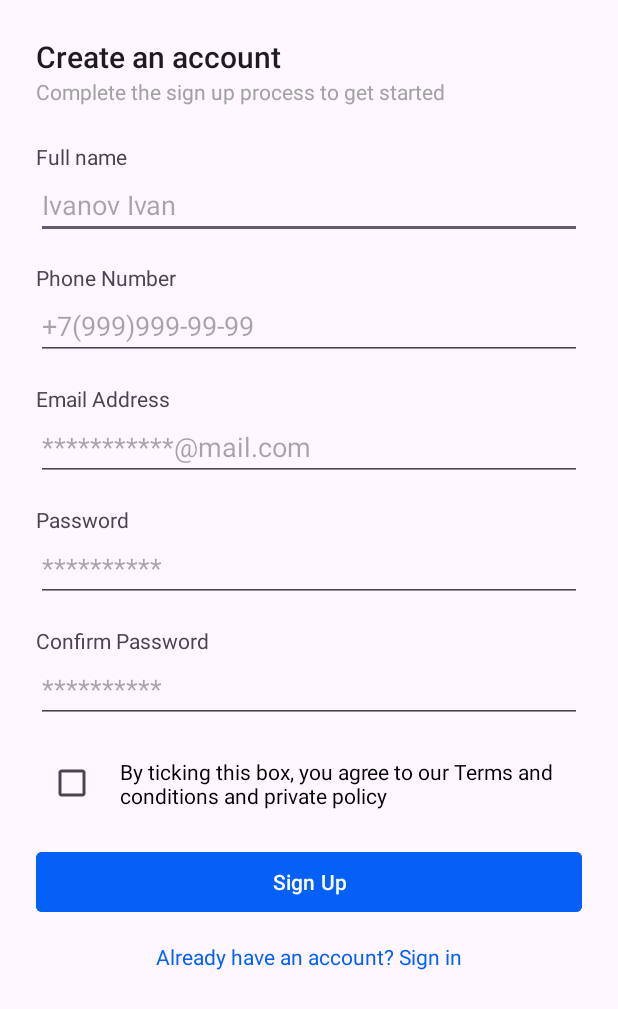
After one commit to Sashakvakin/Sessia1, an Android app: the layout activity_session2.xml on its own in the app's theme, with its tools: preview values and no code run, on a phone screen of 412 x 824 dp. The commit adds this screen. Shown: the top 1009 px of the screen. Run offline under Robolectric (Android 15) with nearby library versions, the phone set to English and light mode, and no system bars.

Commit message:
add session2

```diff
--- a/app/src/main/AndroidManifest.xml
+++ b/app/src/main/AndroidManifest.xml
@@ -13,10 +13,7 @@
         android:theme="@style/Theme.Sas1601"
         tools:targetApi="31">
         <activity
-            android:name=".MainActivity3"
-            android:exported="false" />
-        <activity
-            android:name=".MainActivity2"
+            android:name=".Session2Activity"
             android:exported="false" />
         <activity
             android:name=".SplashScreenActivity"
--- a/app/src/main/java/com/example/sas1601/MainActivity.kt
+++ b/app/src/main/java/com/example/sas1601/MainActivity.kt
@@ -1,5 +1,6 @@
 package com.example.sas1601
 
+import android.content.Intent
 import android.os.Bundle
 import android.text.SpannableString
 import android.text.TextPaint
@@ -67,6 +68,11 @@ class MainActivity : AppCompatActivity() {
             }
             showNextOnboardingItem()
         }
+
+        signUpButton.setOnClickListener {
+            val intent = Intent(this, Session2Activity::class.java)
+            startActivity(intent)
+        }
     }
 
     private fun setupOnboardingQueue() {
@@ -106,7 +112,7 @@ class MainActivity : AppCompatActivity() {
                 skipButton.visibility = View.GONE
                 signUpButton.visibility = View.VISIBLE
                 signInTextView.visibility = View.VISIBLE
-                setClickableSignInText() // Делаем текст "Sign in" кликабельным
+                setClickableSignInText()
 
             } else {
                 nextButton.visibility = View.VISIBLE
@@ -115,8 +121,6 @@ class MainActivity : AppCompatActivity() {
                 signInTextView.visibility = View.GONE
             }
 
-        } else {
-            finish()
         }
     }
 
--- /dev/null
+++ b/app/src/main/java/com/example/sas1601/Session2.kt
@@ -0,0 +1,51 @@
+package com.example.sas1601
+
+import android.os.Bundle
+import android.widget.Button
+import android.widget.EditText
+import android.widget.TextView
+import androidx.activity.enableEdgeToEdge
+import androidx.appcompat.app.AppCompatActivity
+import androidx.core.view.ViewCompat
+import androidx.core.view.WindowInsetsCompat
+
+class Session2Activity : AppCompatActivity() {
+
+    private lateinit var fullNameEditText: EditText
+    private lateinit var phoneEditText: EditText
+    private lateinit var emailEditText: EditText
+    private lateinit var passwordEditText: EditText
+    private lateinit var confirmPasswordEditText: EditText
+    private lateinit var signUpButton: Button
+    private lateinit var signInTextView: TextView
+
+    override fun onCreate(savedInstanceState: Bundle?) {
+        super.onCreate(savedInstanceState)
+        enableEdgeToEdge()
+        setContentView(R.layout.activity_session2)
+        ViewCompat.setOnApplyWindowInsetsListener(findViewById(R.id.main)) { v, insets ->
+            val systemBars = insets.getInsets(WindowInsetsCompat.Type.systemBars())
+            v.setPadding(systemBars.left, systemBars.top, systemBars.right, systemBars.bottom)
+            insets
+        }
+        // Initialize UI elements
+        fullNameEditText = findViewById(R.id.fullNameEditText)
+        phoneEditText = findViewById(R.id.phoneEditText)
+        emailEditText = findViewById(R.id.emailEditText)
+        passwordEditText = findViewById(R.id.passwordEditText)
+        confirmPasswordEditText = findViewById(R.id.confirmPasswordEditText)
+        signUpButton = findViewById(R.id.signUpButton)
+        signInTextView = findViewById(R.id.signInTextView)
+
+        // Setup click listener for sign-up button
+        signUpButton.setOnClickListener {
+            // Тут можно добавить логику обработки регистрации
+            // Например, проверку полей, отправку данных на сервер
+            // и т.д.
+        }
+        // Setup click listener for sign-in text
+        signInTextView.setOnClickListener {
+            // Тут можно добавить логику для перехода на экран входа
+        }
+    }
+}
--- /dev/null
+++ b/app/src/main/res/layout/activity_session2.xml
@@ -0,0 +1,173 @@
+<?xml version="1.0" encoding="utf-8"?>
+<androidx.constraintlayout.widget.ConstraintLayout xmlns:android="http://schemas.android.com/apk/res/android"
+    xmlns:app="http://schemas.android.com/apk/res-auto"
+    xmlns:tools="http://schemas.android.com/tools"
+    android:id="@+id/main"
+    android:layout_width="match_parent"
+    android:layout_height="match_parent"
+    android:padding="24dp"
+    tools:context=".Session2Activity">
+
+    <TextView
+        android:id="@+id/createAccountTextView"
+        android:layout_width="wrap_content"
+        android:layout_height="wrap_content"
+        android:text="Create an account"
+        android:textAppearance="@style/TextAppearance.AppCompat.Title"
+        app:layout_constraintStart_toStartOf="parent"
+        app:layout_constraintTop_toTopOf="parent" />
+
+    <TextView
+        android:id="@+id/signUpProcessTextView"
+        android:layout_width="wrap_content"
+        android:layout_height="wrap_content"
+        android:text="Complete the sign up process to get started"
+        android:textAppearance="@style/TextAppearance.AppCompat.Body1"
+        android:textColor="#A2A2A2"
+        app:layout_constraintStart_toStartOf="parent"
+        app:layout_constraintTop_toBottomOf="@+id/createAccountTextView" />
+
+    <TextView
+        android:id="@+id/fullNameLabel"
+        android:layout_width="wrap_content"
+        android:layout_height="wrap_content"
+        android:text="Full name"
+        app:layout_constraintStart_toStartOf="parent"
+        app:layout_constraintTop_toBottomOf="@+id/signUpProcessTextView"
+        android:layout_marginTop="24dp" />
+
+    <EditText
+        android:id="@+id/fullNameEditText"
+        android:layout_width="0dp"
+        android:layout_height="wrap_content"
+        android:hint="Ivanov Ivan"
+        android:inputType="textPersonName"
+        app:layout_constraintStart_toStartOf="parent"
+        app:layout_constraintEnd_toEndOf="parent"
+        app:layout_constraintTop_toBottomOf="@+id/fullNameLabel"
+        />
+
+    <TextView
+        android:id="@+id/phoneLabel"
+        android:layout_width="wrap_content"
+        android:layout_height="wrap_content"
+        android:text="Phone Number"
+        app:layout_constraintStart_toStartOf="parent"
+        app:layout_constraintTop_toBottomOf="@+id/fullNameEditText"
+        android:layout_marginTop="16dp"/>
+
+    <EditText
+        android:id="@+id/phoneEditText"
+        android:layout_width="0dp"
+        android:layout_height="wrap_content"
+        android:hint="+7(999)999-99-99"
+        android:inputType="phone"
+        app:layout_constraintStart_toStartOf="parent"
+        app:layout_constraintEnd_toEndOf="parent"
+        app:layout_constraintTop_toBottomOf="@+id/phoneLabel" />
+
+    <TextView
+        android:id="@+id/emailLabel"
+        android:layout_width="wrap_content"
+        android:layout_height="wrap_content"
+        android:text="Email Address"
+        app:layout_constraintStart_toStartOf="parent"
+        app:layout_constraintTop_toBottomOf="@+id/phoneEditText"
+        android:layout_marginTop="16dp"/>
+
+    <EditText
+        android:id="@+id/emailEditText"
+        android:layout_width="0dp"
+        android:layout_height="wrap_content"
+        android:hint="***********@mail.com"
+        android:inputType="textEmailAddress"
+        app:layout_constraintStart_toStartOf="parent"
+        app:layout_constraintEnd_toEndOf="parent"
+        app:layout_constraintTop_toBottomOf="@+id/emailLabel" />
+
+    <TextView
+        android:id="@+id/passwordLabel"
+        android:layout_width="wrap_content"
+        android:layout_height="wrap_content"
+        android:text="Password"
+        app:layout_constraintStart_toStartOf="parent"
+        app:layout_constraintTop_toBottomOf="@+id/emailEditText"
+        android:layout_marginTop="16dp"/>
+
+    <EditText
+        android:id="@+id/passwordEditText"
+        android:layout_width="0dp"
+        android:layout_height="wrap_content"
+        android:hint="**********"
+        android:inputType="textPassword"
+        app:layout_constraintStart_toStartOf="parent"
+        app:layout_constraintEnd_toEndOf="parent"
+        app:layout_constraintTop_toBottomOf="@+id/passwordLabel" />
+
+    <TextView
+        android:id="@+id/confirmPasswordLabel"
+        android:layout_width="wrap_content"
+        android:layout_height="wrap_content"
+        android:text="Confirm Password"
+        app:layout_constraintStart_toStartOf="parent"
+        app:layout_constraintTop_toBottomOf="@+id/passwordEditText"
+        android:layout_marginTop="16dp"/>
+
+    <EditText
+        android:id="@+id/confirmPasswordEditText"
+        android:layout_width="0dp"
+        android:layout_height="wrap_content"
+        android:hint="**********"
+        android:inputType="textPassword"
+        app:layout_constraintStart_toStartOf="parent"
+        app:layout_constraintEnd_toEndOf="parent"
+        app:layout_constraintTop_toBottomOf="@+id/confirmPasswordLabel" />
+
+    <CheckBox
+        android:id="@+id/termsCheckBox"
+        android:layout_width="wrap_content"
+        android:layout_height="wrap_content"
+        android:layout_marginTop="16dp"
+        android:outlineAmbientShadowColor="#0560F8"
+        android:outlineSpotShadowColor="#0560F8"
+        android:shadowColor="#0560F8"
+        android:textColorLink="#0560F8"
+        app:layout_constraintStart_toStartOf="parent"
+        app:layout_constraintTop_toBottomOf="@+id/confirmPasswordEditText" />
+
+    <TextView
+        android:id="@+id/termsTextView"
+        android:layout_width="0dp"
+        android:layout_height="wrap_content"
+        android:layout_marginStart="8dp"
+        android:text="By ticking this box, you agree to our Terms and conditions and private policy"
+        android:textColor="@color/black"
+        app:layout_constraintEnd_toEndOf="parent"
+        app:layout_constraintStart_toEndOf="@+id/termsCheckBox"
+        app:layout_constraintTop_toTopOf="@+id/termsCheckBox"
+        app:layout_constraintBottom_toBottomOf="@+id/termsCheckBox"/>
+
+    <Button
+        android:id="@+id/signUpButton"
+        android:layout_width="0dp"
+        android:layout_height="wrap_content"
+        android:layout_marginTop="24dp"
+        android:backgroundTint="#0560F8"
+        android:text="Sign Up"
+        app:cornerRadius="4dp"
+        app:layout_constraintEnd_toEndOf="parent"
+        app:layout_constraintStart_toStartOf="parent"
+        app:layout_constraintTop_toBottomOf="@+id/termsTextView" />
+
+    <TextView
+        android:id="@+id/signInTextView"
+        android:layout_width="wrap_content"
+        android:layout_height="wrap_content"
+        android:layout_marginTop="16dp"
+        android:text="Already have an account? Sign in"
+        android:textColor="#0560F8"
+        app:layout_constraintEnd_toEndOf="parent"
+        app:layout_constraintStart_toStartOf="parent"
+        app:layout_constraintTop_toBottomOf="@+id/signUpButton" />
+
+</androidx.constraintlayout.widget.ConstraintLayout>
--- a/app/src/main/res/values/strings.xml
+++ b/app/src/main/res/values/strings.xml
@@ -10,6 +10,5 @@
 
     <string name="title_onboarding3">Real-time Tracking</string>
     <string name="description_onboarding3">Track your packages/items from the comfort of your home till final destination</string>
-
     <string name="already_have_account">Already have an account? Sign in</string>
 </resources>
```
